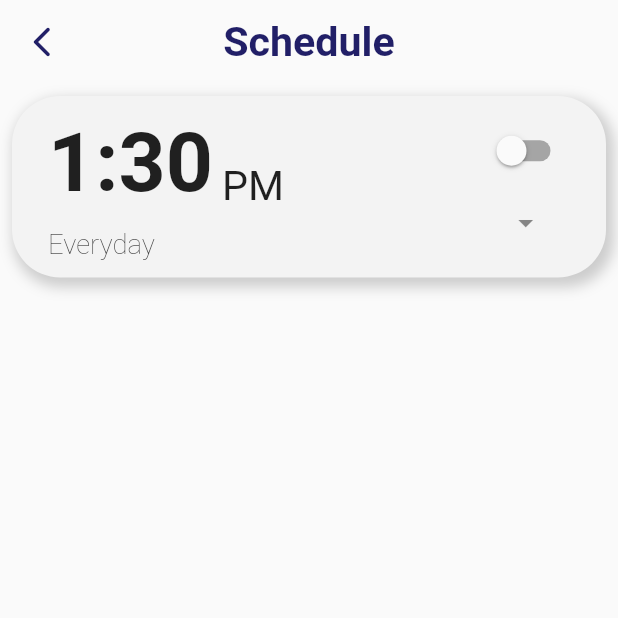
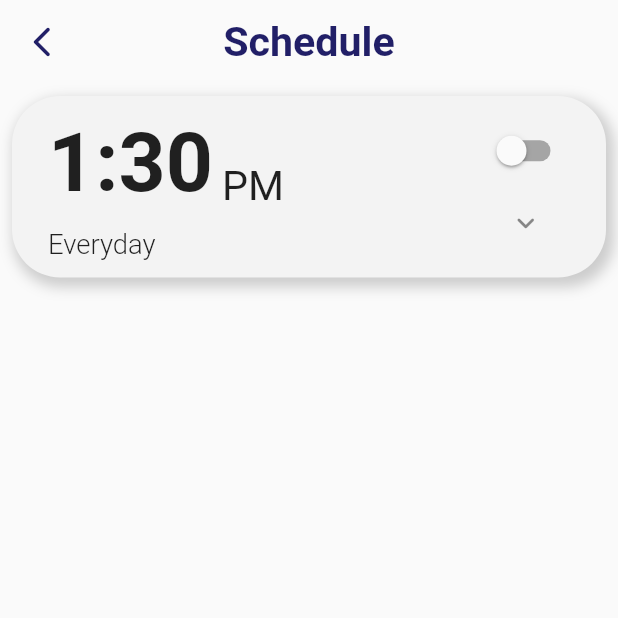
Before and after one commit to Thanatoslayer6/petfeederapp, a Flutter app: the screen it shows after launch, after a tap on "Set Schedule", on a phone screen of 412 x 824 dp, the top half of it. Run offline on Flutter 3.47's test engine with Material 2 defaults, Android fonts, the light colour scheme and no system bars; our stand-ins replace weekday_selector; Roboto replaces fonts that are missing (Poppins).

Commit message:
Trying to implement logic on the homescreen

```diff
--- a/lib/homepage.dart
+++ b/lib/homepage.dart
@@ -14,103 +14,30 @@ class Homepage extends StatefulWidget {
 }
 
 class _HomepageState extends State<Homepage> {
-  final automaticModeFontColor = const Color.fromARGB(255, 9, 104, 18);
-  final manualModeFontColor = const Color.fromARGB(255, 129, 111, 5);
   bool isAutomaticMode = true;
 
   @override
   Widget build(BuildContext context) {
     return Column(
       children: [
-        Expanded(
+        modeIdentifierWidget(
+            context, isAutomaticMode), // Automatic Mode ? Manual Mode
+        headlineWidget(context), // Feeding Time (TIME)
+        subHeadlineWidget(context), // HH:MM a (TIME)
+        countdownWidget(),
+        // BUTTONS BELOW,
+        // feedButtonWidget(context), // DISABLE FEED ME FOR NOW....
+        setScheduleButtonWidget(), // Set schedule
+        uvLightButtonWidget(), // Enable/Disable uv light
+        setModeButtonWidget()
+      ],
+    );
+  }
+
+  Expanded setScheduleButtonWidget() {
+    return Expanded(
       child: Container(
-              margin: const EdgeInsets.only(top: 16, bottom: 8, right: 16),
-              width: MediaQuery.of(context).size.width,
-              alignment: Alignment.centerRight,
-              child: FittedBox(
-                fit: BoxFit.contain,
-                child: Text(
-                    isAutomaticMode == true ? "Automatic Mode" : "Manual Mode",
-                    style: TextStyle(
-                        color: isAutomaticMode == true
-                            ? automaticModeFontColor
-                            : manualModeFontColor,
-                        fontFamily: 'Poppins',
-                        fontSize: getadaptiveTextSize(context, 14))),
-              )),
-        ),
-        Expanded(
-          child:
-              // ignore: avoid_unnecessary_containers
-              Container(
-                  margin: const EdgeInsets.only(bottom: 8, right: 16),
-                  width: MediaQuery.of(context).size.width,
-                  // color: Colors.red,
-                  alignment: Alignment.centerRight,
-                  child: FittedBox(
-                    fit: BoxFit.contain,
-                    child: Text("Feeding Time",
-                        style: TextStyle(
-                            color: const Color.fromARGB(255, 33, 31, 103),
-                            fontFamily: 'Poppins',
-                            fontSize: getadaptiveTextSize(context, 50),
-                            fontWeight: FontWeight.bold)),
-                  )),
-        ),
-        Expanded(
-          child:
-              // ignore: avoid_unnecessary_containers
-              Container(
-                  margin: const EdgeInsets.only(bottom: 8, right: 16),
-                  width: MediaQuery.of(context).size.width,
-                  alignment: Alignment.centerRight,
-                  child: FittedBox(
-                    fit: BoxFit.contain,
-                    child: Text(
-                        DateFormat('h:mm a')
-                            // .format(scheduledTimes[scheduleRotationIndex]),
-                            .format(Schedule.listOfTimes[0].data),
-                        style: TextStyle(
-                            color: const Color.fromARGB(255, 33, 31, 103),
-                            fontFamily: 'Poppins',
-                            fontSize: getadaptiveTextSize(context, 48),
-                            fontWeight: FontWeight.w300)),
-                  )),
-        ),
-        Container(
-          margin: const EdgeInsets.only(right: 16),
-          alignment: Alignment.topRight,
-          width: MediaQuery.of(context).size.width,
-          child:
-              // TimeCountdown(futureTime: scheduledTimes[scheduleRotationIndex]),
-              TimeCountdown(futureTime: Schedule.listOfTimes[0].data),
-        ),
-        // BUTTONS BELOW
-        Expanded(
-          child:
-              // ignore: avoid_unnecessary_containers
-              Container(
-            alignment: Alignment.centerRight,
-            margin: const EdgeInsets.only(right: 16),
-            child: ElevatedButton(
-              onPressed: () {},
-              style: ElevatedButton.styleFrom(
-                backgroundColor: const Color.fromARGB(255, 243, 243, 243),
-                padding: const EdgeInsets.only(left: 32, right: 32),
-                shape: RoundedRectangleBorder(
-                    borderRadius: BorderRadius.circular(30)),
-              ),
-              child: Text("Feed Now",
-                  style: TextStyle(
-                      color: const Color.fromARGB(255, 33, 31, 103),
-                      fontFamily: 'Poppins',
-                      fontSize: getadaptiveTextSize(context, 14),
-                      fontWeight: FontWeight.bold)),
-            ),
-          ),
-        ),
-        Expanded(
-          child: Container(
+        // color: Colors.amber,
         padding: EdgeInsets.all(getadaptiveTextSize(context, 8)),
         width: MediaQuery.of(context).size.width,
         child: MaterialButton(
@@ -119,12 +46,15 @@ class _HomepageState extends State<Homepage> {
               Navigator.push(
                   context,
                   MaterialPageRoute(
-                          builder: (context) => const SchedulePage()));
+                      builder: (context) => const SchedulePage())).then((_) {
+                // Simply update page after exiting the page
+                setState(() {});
+              });
             },
-                padding: EdgeInsets.fromLTRB(0, getadaptiveTextSize(context, 4),
-                    0, getadaptiveTextSize(context, 4)),
-                shape: RoundedRectangleBorder(
-                    borderRadius: BorderRadius.circular(50)),
+            padding: EdgeInsets.fromLTRB(0, getadaptiveTextSize(context, 4), 0,
+                getadaptiveTextSize(context, 4)),
+            shape:
+                RoundedRectangleBorder(borderRadius: BorderRadius.circular(50)),
             color: const Color.fromARGB(255, 243, 243, 243),
             elevation: 0,
             child: Row(
@@ -148,24 +78,23 @@ class _HomepageState extends State<Homepage> {
                 Padding(
                     padding: const EdgeInsets.only(right: 16),
                     child: Icon(Icons.keyboard_arrow_right_rounded)),
-                    // child: IconButton(
-                    //     onPressed: () {},
-                    //     icon: const Icon(
-                    //         Icons.keyboard_arrow_right_rounded))),
               ],
             )),
       ),
-        ),
-        Expanded(
+    );
+  }
+
+  Expanded uvLightButtonWidget() {
+    return Expanded(
       child: Container(
         padding: EdgeInsets.all(getadaptiveTextSize(context, 8)),
         width: MediaQuery.of(context).size.width,
         child: MaterialButton(
             onPressed: () {},
-                padding: EdgeInsets.fromLTRB(0, getadaptiveTextSize(context, 4),
-                    0, getadaptiveTextSize(context, 4)),
-                shape: RoundedRectangleBorder(
-                    borderRadius: BorderRadius.circular(50)),
+            padding: EdgeInsets.fromLTRB(0, getadaptiveTextSize(context, 4), 0,
+                getadaptiveTextSize(context, 4)),
+            shape:
+                RoundedRectangleBorder(borderRadius: BorderRadius.circular(50)),
             color: const Color.fromARGB(255, 243, 243, 243),
             elevation: 0,
             child: Row(
@@ -189,28 +118,31 @@ class _HomepageState extends State<Homepage> {
                 Padding(
                     padding: const EdgeInsets.only(right: 16),
                     child: Icon(Icons.keyboard_arrow_right_rounded)),
-                    // Padding(
-                    //     padding: const EdgeInsets.only(right: 16),
-                    //     child: IconButton(
-                    //         onPressed: () {},
-                    //         icon: const Icon(
-                    //             Icons.keyboard_arrow_right_rounded))),
               ],
             )),
       ),
-        ),
-        Expanded(
+    );
+  }
+
+  Expanded setModeButtonWidget() {
+    return Expanded(
         child: Container(
       padding: EdgeInsets.all(getadaptiveTextSize(context, 8)),
       width: MediaQuery.of(context).size.width,
       child: MaterialButton(
-              onPressed: () {},
+          onPressed: () {
+            setState(() {
+              isAutomaticMode == true
+                  ? isAutomaticMode = false
+                  : isAutomaticMode = true;
+            });
+          },
           // padding: const EdgeInsets.fromLTRB(0, 8, 0, 8),
-              padding: EdgeInsets.fromLTRB(0, getadaptiveTextSize(context, 4),
-                  0, getadaptiveTextSize(context, 4)),
+          padding: EdgeInsets.fromLTRB(0, getadaptiveTextSize(context, 4), 0,
+              getadaptiveTextSize(context, 4)),
           // color: Colors.grey,
-              shape: RoundedRectangleBorder(
-                  borderRadius: BorderRadius.circular(50)),
+          shape:
+              RoundedRectangleBorder(borderRadius: BorderRadius.circular(50)),
           color: const Color.fromARGB(255, 243, 243, 243),
           elevation: 0,
           child: Row(
@@ -221,9 +153,7 @@ class _HomepageState extends State<Homepage> {
                 child: Align(
                   alignment: Alignment.centerLeft,
                   child: Text(
-                        isAutomaticMode == true
-                            ? "Manual Mode"
-                            : "Automatic Mode",
+                    isAutomaticMode == true ? "Manual Mode" : "Automatic Mode",
                     style: TextStyle(
                         color: const Color.fromARGB(255, 33, 31, 103),
                         fontFamily: 'Poppins',
@@ -233,19 +163,107 @@ class _HomepageState extends State<Homepage> {
                   ),
                 ),
               ),
-                  // Padding(
-                  //     padding: const EdgeInsets.only(right: 16),
-                  //     child: IconButton(
-                  //       icon: const Icon(Icons.keyboard_arrow_right_rounded),
-                  //       onPressed: () {},
-                  //     )),
               Padding(
                   padding: const EdgeInsets.only(right: 16),
                   child: Icon(Icons.keyboard_arrow_right_rounded)),
             ],
           )),
-        )),
-      ],
+    ));
+  }
+}
+
+Container modeIdentifierWidget(BuildContext context, bool isAutomaticMode) {
+  final automaticModeFontColor = Color.fromARGB(255, 9, 104, 18);
+  final manualModeFontColor = Color.fromARGB(255, 129, 111, 5);
+  return Container(
+      margin: const EdgeInsets.only(top: 64, bottom: 4, right: 16),
+      width: MediaQuery.of(context).size.width,
+      alignment: Alignment.bottomRight,
+      child: FittedBox(
+        fit: BoxFit.contain,
+        child: Text(isAutomaticMode == true ? "Automatic Mode" : "Manual Mode",
+            style: TextStyle(
+                color: isAutomaticMode == true
+                    ? automaticModeFontColor
+                    : manualModeFontColor,
+                fontFamily: 'Poppins',
+                fontSize: getadaptiveTextSize(context, 14))),
+      ));
+}
+
+Container headlineWidget(BuildContext context) {
+  return Container(
+      margin: const EdgeInsets.only(right: 16),
+      // margin: const EdgeInsets.only(top: 16, bottom: 4, right: 16),
+      width: MediaQuery.of(context).size.width,
+      // color: Colors.orange,
+      alignment: Alignment.topRight,
+      child: FittedBox(
+        fit: BoxFit.contain,
+        child: Text("Feeding Time",
+            style: TextStyle(
+                color: const Color.fromARGB(255, 33, 31, 103),
+                fontFamily: 'Poppins',
+                fontSize: getadaptiveTextSize(context, 50),
+                fontWeight: FontWeight.bold)),
+      ));
+}
+
+Container subHeadlineWidget(BuildContext context) {
+  return Container(
+      margin: const EdgeInsets.only(right: 16, top: 8, bottom: 4),
+      width: MediaQuery.of(context).size.width,
+      alignment: Alignment.topRight,
+      child: FittedBox(
+        fit: BoxFit.contain,
+        child: Text(
+            DateFormat('h:mm a')
+                // .format(scheduledTimes[scheduleRotationIndex]),
+                .format(Schedule.listOfTimes[0].data),
+            style: TextStyle(
+                color: const Color.fromARGB(255, 33, 31, 103),
+                fontFamily: 'Poppins',
+                fontSize: getadaptiveTextSize(context, 48),
+                fontWeight: FontWeight.w300)),
+      ));
+}
+
+Container countdownWidget() {
+  return Container(
+    // color: Colors.red,
+    margin: const EdgeInsets.only(right: 16, bottom: 24),
+    alignment: Alignment.topRight,
+    // width: MediaQuery.of(context).size.width,
+    child:
+        // TimeCountdown(futureTime: scheduledTimes[scheduleRotationIndex]),
+        TimeCountdown(futureTime: Schedule.listOfTimes[0].data),
   );
 }
+
+// UNDECIDED
+Expanded feedButtonWidget(BuildContext context) {
+  return Expanded(
+    child:
+        // ignore: avoid_unnecessary_containers
+        Container(
+      // color: Colors.amber,
+      alignment: Alignment.topRight,
+      margin: const EdgeInsets.only(right: 16),
+      child: ElevatedButton(
+        onPressed: () {},
+        style: ElevatedButton.styleFrom(
+          backgroundColor: const Color.fromARGB(255, 243, 243, 243),
+          padding: const EdgeInsets.only(left: 32, right: 32),
+          shape:
+              RoundedRectangleBorder(borderRadius: BorderRadius.circular(30)),
+        ),
+        child: Text("Feed Now",
+            style: TextStyle(
+                color: const Color.fromARGB(255, 33, 31, 103),
+                fontFamily: 'Poppins',
+                fontSize: getadaptiveTextSize(context, 14),
+                fontWeight: FontWeight.bold)),
+      ),
+    ),
+  );
 }
--- a/lib/navigation.dart
+++ b/lib/navigation.dart
@@ -13,7 +13,12 @@ class _NavigationState extends State<Navigation> with TickerProviderStateMixin {
 
   @override
   Widget build(BuildContext context) {
-    return TabBar(
+    return Theme(
+      // Wrap inside of Theme widget, then disable all highlight and splash effects
+      data: ThemeData(
+        highlightColor: Colors.transparent,
+      ),
+      child: TabBar(
         controller: DefaultTabController.of(context),
         labelColor: activeColor,
         unselectedLabelColor: inactiveColor,
@@ -28,6 +33,7 @@ class _NavigationState extends State<Navigation> with TickerProviderStateMixin {
           Tab(icon: Icon(Icons.camera), text: 'Camera'),
           Tab(icon: Icon(Icons.settings), text: 'Settings')
         ],
+      ),
     );
   }
 }
--- a/lib/schedule.dart
+++ b/lib/schedule.dart
@@ -53,11 +53,18 @@ class _SchedulePageState extends State<SchedulePage> {
       floatingActionButton: FloatingActionButton.extended(
         icon: const Icon(Icons.alarm_add_rounded),
         label: const Text("Add Schedule"),
-        onPressed: () async {
+        onPressed: () {
           // Deselect all selected items if existing
           setState(() {
             scheduleController.deselectAll();
           });
+          addTimeItem();
+        },
+      ),
+    );
+  }
+
+  void addTimeItem() async {
     // Logic for setting schedule
     TimeOfDay? pickedTime = await showTimePicker(
       initialTime: TimeOfDay.now(),
@@ -66,20 +73,6 @@ class _SchedulePageState extends State<SchedulePage> {
 
     // Let the user pick a certain time first...
     if (pickedTime != null) {
-            addItem(pickedTime);
-            // TODO: After user picks a time, tell on what day... like everyday? every mon?
-            // Show dialog box
-          } else {
-            // TODO: Decide what to do here...
-            // ignore: avoid_print
-            print("User cancelled");
-          }
-        },
-      ),
-    );
-  }
-
-  void addItem(TimeOfDay pickedTime) {
       // Add schedule
       Schedule.listOfTimes.add(ListItem(DateTime(
           DateTimeService.timeNow.year,
@@ -87,10 +80,36 @@ class _SchedulePageState extends State<SchedulePage> {
           DateTimeService.timeNow.day,
           pickedTime.hour,
           pickedTime.minute)));
+    } else {
+      print("User cancelled");
+    }
     setState(() {
       // Update controller length
       scheduleController.set(Schedule.listOfTimes.length);
     });
+  }
+
+  void editTimeItem(int indexOfItemToBeEdited) async {
+    // Set initial time as the time of the item
+    TimeOfDay? pickedTime = await showTimePicker(
+      initialTime: TimeOfDay.fromDateTime(
+          Schedule.listOfTimes[indexOfItemToBeEdited].data),
+      context: context,
+    );
+
+    if (pickedTime != null) {
+      // Edit current time
+      setState(() {
+        Schedule.listOfTimes[indexOfItemToBeEdited].data = DateTime(
+            DateTimeService.timeNow.year,
+            DateTimeService.timeNow.month,
+            DateTimeService.timeNow.day,
+            pickedTime.hour,
+            pickedTime.minute);
+      });
+    } else {
+      print("User cancelled editing time");
+    }
   }
 
   void deleteSelectedItems() {
@@ -106,7 +125,7 @@ class _SchedulePageState extends State<SchedulePage> {
     });
   }
 
-  List<IconButton>? actionButtonLogic() {
+  List<IconButton> actionButtonLogic() {
     if (scheduleController.isSelecting == true) {
       return [
         IconButton(
@@ -126,6 +145,8 @@ class _SchedulePageState extends State<SchedulePage> {
           },
         )
       ];
+    } else {
+      return [];
     }
   }
 
@@ -165,6 +186,7 @@ class _SchedulePageState extends State<SchedulePage> {
             child: Column(
               children: [
                 Container(
+                  // color: Colors.amber,
                   padding: const EdgeInsets.all(8),
                   // START OF CONTAINER CHILDREN (LISTTILE)
                   child: ListTile(
@@ -174,11 +196,15 @@ class _SchedulePageState extends State<SchedulePage> {
                             children: [
                           // ignore: avoid_unnecessary_containers
                           Container(
-                            // color: Colors.red,
                             child: Column(
                               crossAxisAlignment: CrossAxisAlignment.start,
                               children: [
-                                Row(
+                                GestureDetector(
+                                  onTap: () {
+                                    editTimeItem(index);
+                                    print("Editing time now");
+                                  },
+                                  child: Row(
                                     crossAxisAlignment: CrossAxisAlignment.end,
                                     children: [
                                       Text(
@@ -186,8 +212,8 @@ class _SchedulePageState extends State<SchedulePage> {
                                             Schedule.listOfTimes[index].data),
                                         style: TextStyle(
                                             fontFamily: "Poppins",
-                                          fontSize:
-                                              getadaptiveTextSize(context, 48),
+                                            fontSize: getadaptiveTextSize(
+                                                context, 48),
                                             fontWeight: FontWeight.w700),
                                       ),
                                       Padding(
@@ -204,6 +230,7 @@ class _SchedulePageState extends State<SchedulePage> {
                                       )
                                     ],
                                   ),
+                                ),
                                 Container(
                                   margin: const EdgeInsets.only(top: 12),
                                   child: Text(
@@ -213,7 +240,7 @@ class _SchedulePageState extends State<SchedulePage> {
                                         fontFamily: "Poppins",
                                         fontSize:
                                             getadaptiveTextSize(context, 16),
-                                        fontWeight: FontWeight.w100),
+                                        fontWeight: FontWeight.w300),
                                   ),
                                 ),
                               ],
@@ -243,7 +270,13 @@ class _SchedulePageState extends State<SchedulePage> {
                                               .isEditingNow = false;
                                     });
                                   },
-                                  icon: const Icon(Icons.arrow_drop_down))
+                                  icon: Schedule.listOfTimes[index]
+                                              .isEditingNow ==
+                                          true
+                                      ? const Icon(
+                                          Icons.keyboard_arrow_up_rounded)
+                                      : const Icon(
+                                          Icons.keyboard_arrow_down_rounded))
                             ],
                           ),
                         ]
@@ -255,7 +288,7 @@ class _SchedulePageState extends State<SchedulePage> {
                 ),
                 // END FIRST CONTAINER
                 // ADD THE STUFF HERE
-                WeekDayDropDown(index),
+                ...WeekDayDropDown(index),
               ],
             ),
           ),
@@ -265,10 +298,22 @@ class _SchedulePageState extends State<SchedulePage> {
   }
 
   // ignore: non_constant_identifier_names
-  Widget WeekDayDropDown(int index) {
+  List<Widget> WeekDayDropDown(int index) {
     // Schedule
     return Schedule.listOfTimes[index].isEditingNow == true
-        ? WeekdaySelector(
+        ? [
+            const Divider(
+              height: 0,
+              thickness: 1,
+              color: Color.fromARGB(70, 111, 111, 111),
+              indent: 32,
+              endIndent: 32,
+            ),
+            Container(
+              margin:
+                  const EdgeInsets.only(left: 16, right: 16, bottom: 8, top: 8),
+              // color: Colors.red,
+              child: WeekdaySelector(
                 // We display the last tapped value in the example app
                 onChanged: (int day) {
                   // print(printIntAsDay(day));
@@ -287,8 +332,11 @@ class _SchedulePageState extends State<SchedulePage> {
                   'Fri',
                   'Sat',
                 ],
+                // selectedShape: ,
+              ),
             )
-        : Container();
+          ]
+        : [];
   }
 }
 
@@ -311,6 +359,7 @@ class ListItem<T> {
   ListItem(this.data); //Constructor to assign the data
 }
 
+/*
 printIntAsDay(int day) {
   print('Received integer: $day. Corresponds to day: ${intDayToEnglish(day)}');
 }
@@ -325,6 +374,7 @@ String intDayToEnglish(int day) {
   if (day % 7 == DateTime.sunday % 7) return 'Sunday';
   throw '🐞 This should never have happened: $day';
 }
+*/
 
 String showWeekDays(List<bool> list) {
   String temp = "";
@@ -354,8 +404,6 @@ String showWeekDays(List<bool> list) {
     if (list[0] == true) {
       days.add("Sun");
     }
-    // print(days);
-    // print(days.join(', '));
     temp = days.join(', ');
   }
   return temp;
--- a/lib/time.dart
+++ b/lib/time.dart
@@ -30,7 +30,7 @@ class TimeCountdown extends StatelessWidget {
           timeRemaining += "$hours hours, ";
         } else {
           // In this case hours will be '0'
-          timeRemaining += "59 hours left";
+          timeRemaining += "59 hours";
         }
 
         if (minutes == 1) {
@@ -39,7 +39,7 @@ class TimeCountdown extends StatelessWidget {
           timeRemaining += "$minutes minutes and ";
         } else {
           // In this case minutes will be '0'
-          timeRemaining += "59 minutes left";
+          timeRemaining += "59 minutes";
         }
 
         if (seconds == 1) {
--- a/lib/titlebar.dart
+++ b/lib/titlebar.dart
@@ -37,7 +37,7 @@ class TitleBar extends StatelessWidget implements PreferredSizeWidget {
   }
 
   @override
-  Size get preferredSize => const Size.fromHeight(kToolbarHeight + 16);
+  Size get preferredSize => const Size.fromHeight(kToolbarHeight + 18);
 }
 
 class ClockWidget extends StatelessWidget {
```
Lines whose indentation alone changed are shown as unchanged.
